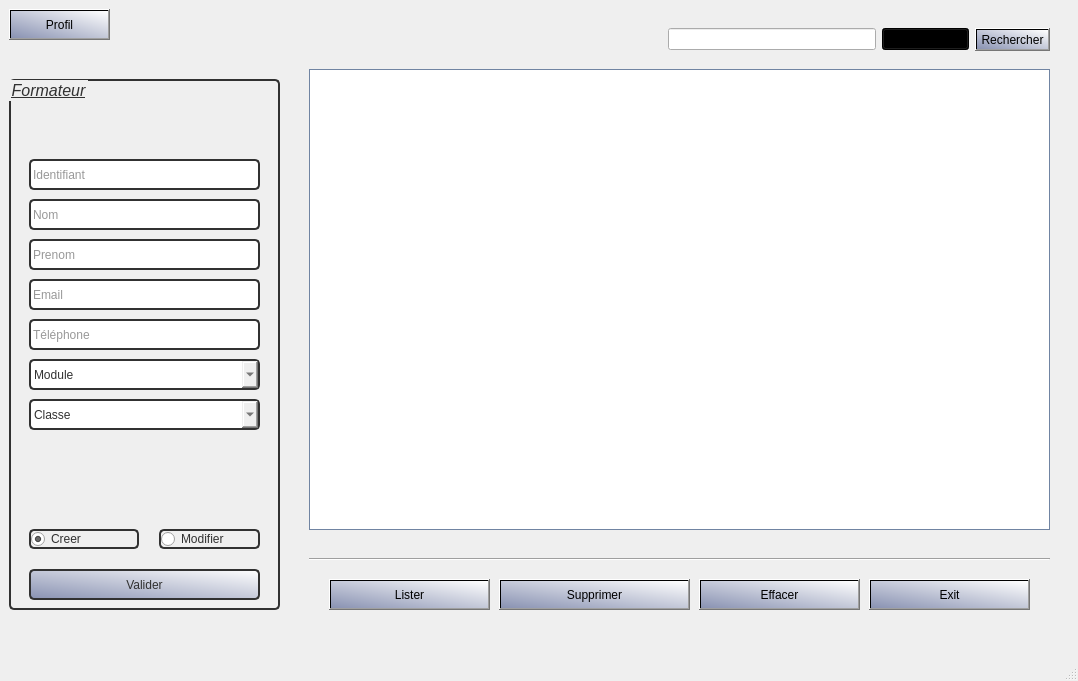
This is gestionformateur.ui in chafaatoumk/gestion-notes-Qt as Qt 5 draws it before an edit. The edited form follows.
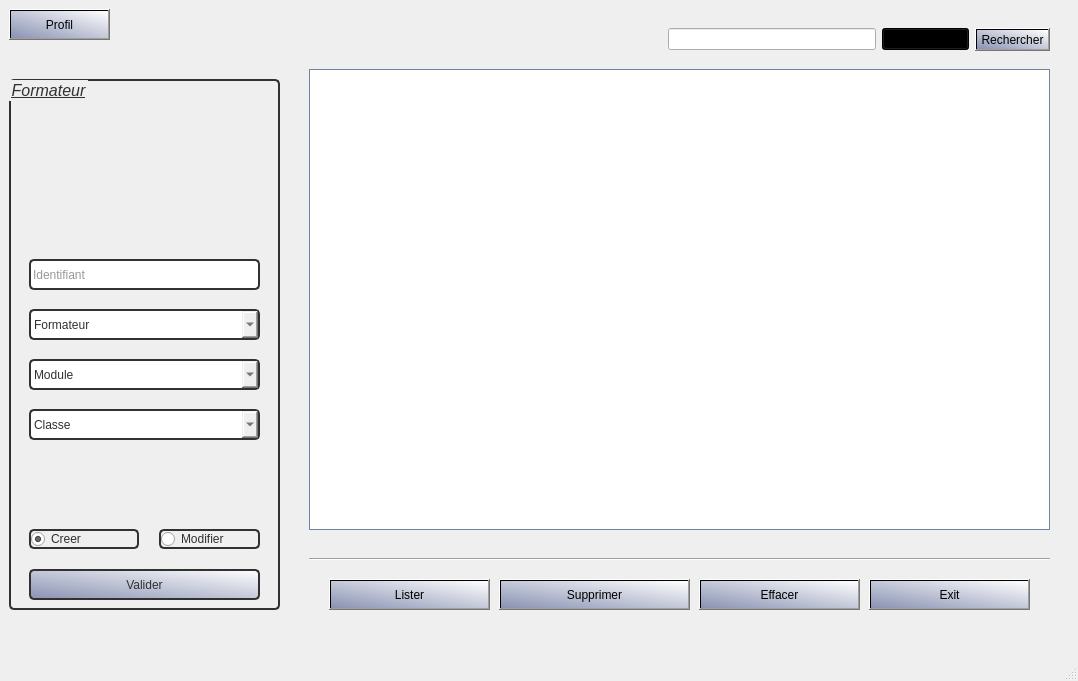
This is the edited form.

```diff
--- a/gestionformateur.ui
+++ b/gestionformateur.ui
@@ -177,7 +177,7 @@
       <property name="geometry">
        <rect>
         <x>20</x>
-        <y>80</y>
+        <y>180</y>
         <width>231</width>
         <height>31</height>
        </rect>
@@ -192,22 +192,6 @@
        <string>Identifiant</string>
       </property>
      </widget>
-     <widget class="QLineEdit" name="lineEditEmail">
-      <property name="geometry">
-       <rect>
-        <x>20</x>
-        <y>200</y>
-        <width>231</width>
-        <height>31</height>
-       </rect>
-      </property>
-      <property name="text">
-       <string/>
-      </property>
-      <property name="placeholderText">
-       <string>Email</string>
-      </property>
-     </widget>
      <widget class="QComboBox" name="comboBoxModule">
       <property name="geometry">
        <rect>
@@ -226,32 +210,6 @@
        </property>
       </item>
      </widget>
-     <widget class="QLineEdit" name="lineEditPrenom">
-      <property name="geometry">
-       <rect>
-        <x>20</x>
-        <y>160</y>
-        <width>231</width>
-        <height>31</height>
-       </rect>
-      </property>
-      <property name="placeholderText">
-       <string>Prenom</string>
-      </property>
-     </widget>
-     <widget class="QLineEdit" name="lineEditNom">
-      <property name="geometry">
-       <rect>
-        <x>20</x>
-        <y>120</y>
-        <width>231</width>
-        <height>31</height>
-       </rect>
-      </property>
-      <property name="placeholderText">
-       <string>Nom</string>
-      </property>
-     </widget>
      <widget class="QRadioButton" name="radioButtonModifier">
       <property name="geometry">
        <rect>
@@ -304,7 +262,7 @@
       <property name="geometry">
        <rect>
         <x>20</x>
-        <y>320</y>
+        <y>330</y>
         <width>231</width>
         <height>31</height>
        </rect>
@@ -321,21 +279,23 @@
        </property>
       </item>
      </widget>
-     <widget class="QLineEdit" name="lineEditTelephone">
+     <widget class="QComboBox" name="comboBoxFormateur">
       <property name="geometry">
        <rect>
         <x>20</x>
-        <y>240</y>
+        <y>230</y>
         <width>231</width>
         <height>31</height>
        </rect>
       </property>
-      <property name="text">
-       <string/>
+      <property name="currentIndex">
+       <number>0</number>
       </property>
-      <property name="placeholderText">
-       <string>Téléphone</string>
-      </property>
+      <item>
+       <property name="text">
+        <string>Formateur</string>
+       </property>
+      </item>
      </widget>
     </widget>
     <widget class="QPushButton" name="pushButtonExit">
```
